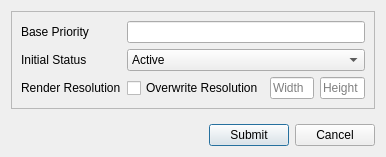
This is plugins/RenderingPipelinePlugin/assets/submissionDialog.ui in compix/MetadataManager as Qt 5 draws it before an edit. The edited form follows.
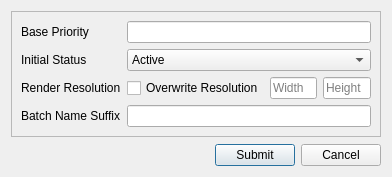
This is the edited form. Icons and pictures are not drawn.

Patch:
```diff
--- a/plugins/RenderingPipelinePlugin/assets/submissionDialog.ui
+++ b/plugins/RenderingPipelinePlugin/assets/submissionDialog.ui
@@ -9,8 +9,8 @@
    <rect>
     <x>0</x>
     <y>0</y>
-    <width>386</width>
-    <height>157</height>
+    <width>392</width>
+    <height>177</height>
    </rect>
   </property>
   <property name="windowTitle">
@@ -116,6 +116,16 @@
           </item>
          </layout>
         </item>
+        <item row="3" column="0">
+         <widget class="QLabel" name="label_4">
+          <property name="text">
+           <string>Batch Name Suffix</string>
+          </property>
+         </widget>
+        </item>
+        <item row="3" column="1">
+         <widget class="QLineEdit" name="batchNameSuffixEdit"/>
+        </item>
        </layout>
       </item>
      </layout>
```
